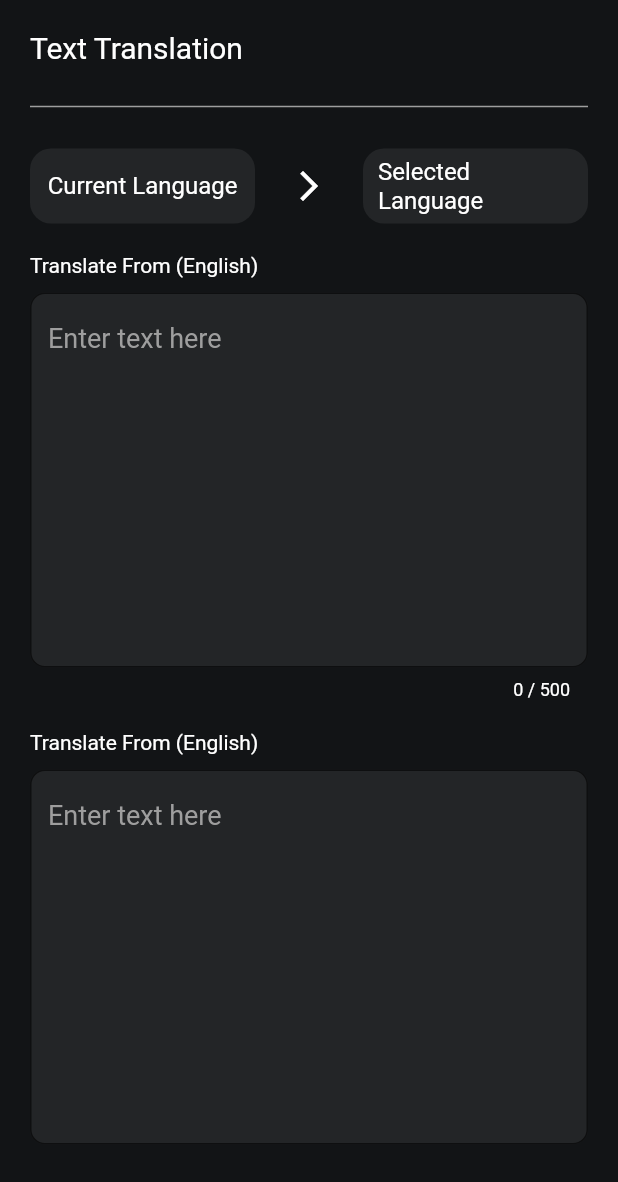
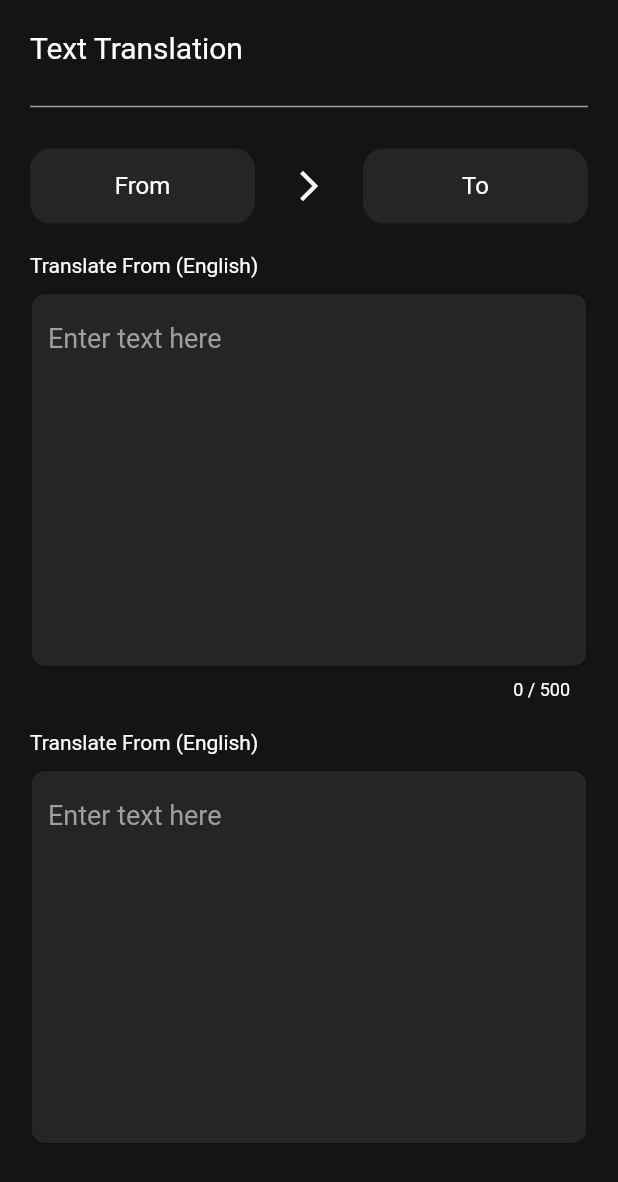
Before and after one commit to hritikadhikari05/translate_flutter_assign, a Flutter app: the screen it shows after launch, on a phone screen of 412 x 824 dp. Shown: the top 1182 px of the screen. Run offline on Flutter 3.47's test engine with Material 2 defaults, Android fonts, the light colour scheme and no system bars; our stand-ins replace dio, flutter_localized_locales, get, shimmer; missing offline and left inert: country_codes.

Commit message:
Minor fixed

```diff
--- a/lib/features/homepage/widgets/homepageButtons.dart
+++ b/lib/features/homepage/widgets/homepageButtons.dart
@@ -12,16 +12,15 @@ class HomePageButtons extends StatelessWidget {
   HomepageController homeController = Get.put(HomepageController());
   @override
   Widget build(BuildContext context) {
-    List language = ["English", "Nepali"];
-    log("message : ${homeController.currentLanguage}");
     return Container(
       margin: const EdgeInsets.only(top: 20),
       child: Row(
         mainAxisAlignment: MainAxisAlignment.spaceBetween,
         children: [
-          Obx(() => CustomButton(
+          Obx(
+            () => CustomButton(
               text: homeController.currentLanguage.isEmpty
-                    ? "Current Language"
+                  ? "From"
                   : homeController.currentLanguage['name'],
               buttonColor: Color(0xff232527),
               buttonRadius: 14,
@@ -29,20 +28,24 @@ class HomePageButtons extends StatelessWidget {
               buttonWidth: 150,
               fontSize: 16,
               onPressed: () {
+                //Will check the languages array is empty or not
                 if (homeController.arry_languages.isEmpty) {
                   homeController.getAllLanguages();
                 }
-                  // homeController.postTranslateLanguage(
-                  //     "en", "ne", "Hello Wor ld");
 
+                //Show modal bottom sheet on click
                 showModalBottom(
                     context, homeController.arry_languages, "current");
               },
-              )),
+            ),
+          ),
+          //Arrow Icon
           const Icon(Icons.arrow_forward_ios, color: Colors.white),
-          Obx(() => CustomButton(
+          //S
+          Obx(
+            () => CustomButton(
               text: homeController.translateLanguage.isEmpty
-                    ? "Selected Language"
+                  ? "To"
                   : homeController.translateLanguage['name'],
               buttonColor: Color(0xff232527),
               buttonRadius: 14,
@@ -56,7 +59,8 @@ class HomePageButtons extends StatelessWidget {
                 showModalBottom(
                     context, homeController.arry_languages, "translate");
               },
-              )),
+            ),
+          ),
         ],
       ),
     );
--- a/lib/main.dart
+++ b/lib/main.dart
@@ -1,13 +1,8 @@
-import 'package:country_codes/country_codes.dart';
-import 'package:easy_localization/easy_localization.dart';
 import 'package:flutter/material.dart';
-import 'package:flutter_localized_locales/flutter_localized_locales.dart';
 import 'package:get/get.dart';
-import 'package:translator_task/features/homepage/homepage.dart';
 import 'package:translator_task/routes/routes.dart';
 
 void main() async {
-  // WidgetsFlutterBinding.ensureInitialized();
   runApp(const MyApp());
 }
 
@@ -23,10 +18,6 @@ class MyApp extends StatelessWidget {
       theme: ThemeData(
         primarySwatch: Colors.blue,
       ),
-      localizationsDelegates: [
-        LocaleNamesLocalizationsDelegate(),
-      ],
-      // home: const HomePage(),
       initialRoute: '/home',
       getPages: appRoutes(),
     );
--- a/pubspec.yaml
+++ b/pubspec.yaml
@@ -36,9 +36,6 @@ dependencies:
   # Use with the CupertinoIcons class for iOS style icons.
   cupertino_icons: ^1.0.2
   get: ^4.6.5
-  country_codes: ^2.2.0
-  easy_localization: ^3.0.1
-  flutter_localized_locales: ^2.0.4
   dio: ^5.1.1
   shimmer: ^2.0.0
 
```
Also changed, not shown: lib/widgets/customTexfield.dart (+13 -11 lines), lib/widgets/modalBottomSheet.dart (+9 -25 lines), pubspec.lock, 1 other file. Lines whose indentation alone changed are shown as unchanged.
